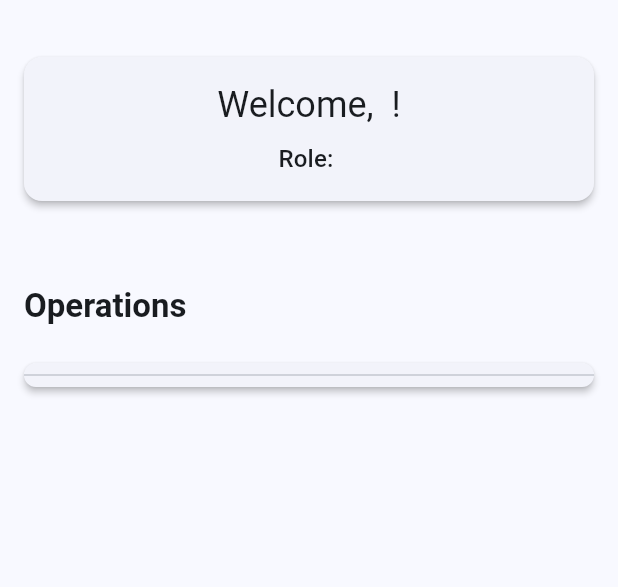
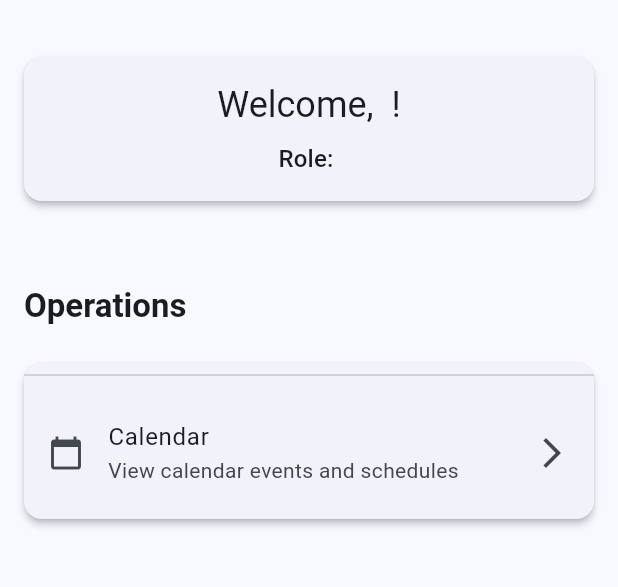
Before and after one commit to HarzaanHussain/cateredtoyou, a Flutter app: the screen it shows once a user with an empty profile is signed in, on a phone screen of 412 x 824 dp, the part 63-650 px from its top. Run offline on Flutter 3.47's test engine with Material 3 defaults, Android fonts, the phone set to English and light mode, and no system bars; our stand-ins replace cloud_firestore, firebase_auth, firebase_core, flutter_map, geolocator, go_router and 3 more; accounts and stored records are empty.

Commit message:
added very basic calendar

```diff
--- a/lib/routes/app_router.dart
+++ b/lib/routes/app_router.dart
@@ -33,6 +33,7 @@ import 'package:cateredtoyou/models/auth_model.dart'; // Importing AuthModel for
 import 'package:cateredtoyou/views/auth/login_screen.dart'; // Importing LoginScreen widget
 import 'package:cateredtoyou/views/auth/register_screen.dart'; // Importing RegisterScreen widget
 import 'package:cateredtoyou/views/home/home_screen.dart';
+import 'package:cateredtoyou/views/calendar/calendarscreen.dart';
 
 import '../models/customer_model.dart'; // Importing HomeScreen widget
 
@@ -297,7 +298,13 @@ class AppRouter {
         builder: (context, state) =>
             const DriverDeliveriesScreen(), // Building DriverDeliveriesScreen widget
       ),
+    GoRoute(
+  path: '/calendar',
+  builder: (context, state) => const CalendarScreen(),
+),
+
     ],
+
     errorBuilder: (context, state) => Material(
       child: Center(
         child: Text('Error: ${state.error}'), // Displaying error message
--- a/lib/views/home/home_screen.dart
+++ b/lib/views/home/home_screen.dart
@@ -289,6 +289,17 @@ class HomeScreen extends StatelessWidget {
                                 '/inventory'), // Navigate to inventory screen.
                       ),
                     ),
+                    //calendar section
+                  ListTile(
+  leading: const Icon(Icons.calendar_today),
+  title: const Text('Calendar'),
+  subtitle: const Text('View calendar events and schedules'),
+  trailing: const Icon(Icons.arrow_forward_ios),
+  onTap: () => context.push('/calendar'),
+),
+
+
+
                   ],
                 ),
               ),
--- a/pubspec.yaml
+++ b/pubspec.yaml
@@ -50,6 +50,7 @@ dependencies:
   js: ^0.7.1
   shared_preferences: ^2.4.0
   connectivity_plus: ^6.1.3
+  table_calendar: ^3.0.9
 
 
 dev_dependencies:
```
Also changed, not shown: lib/views/calendar/calendarscreen.dart (added, +86 -0 lines).
